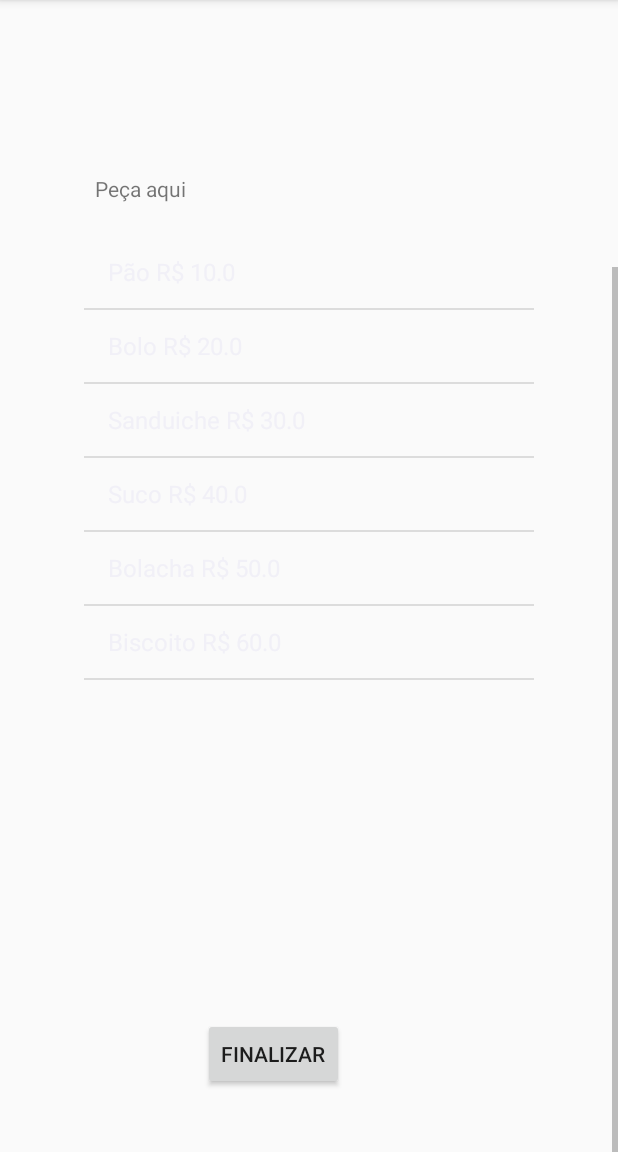
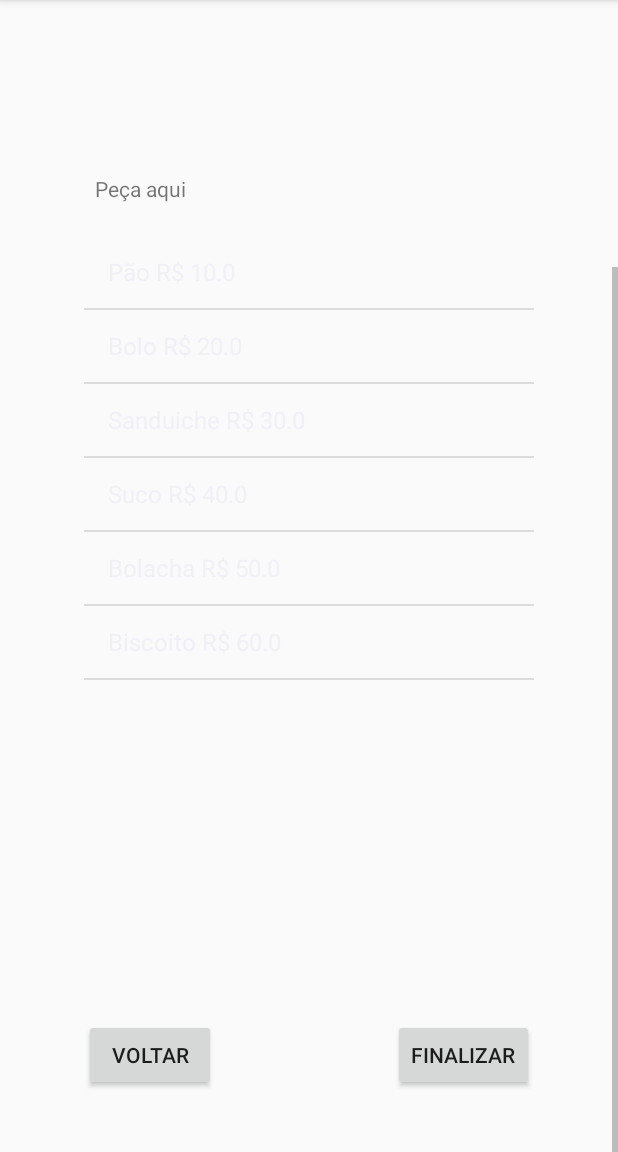
Before and after one commit to andrebriani/Cantineiros, an Android app: the Activity_Fazer_Pedido screen opened directly, with no data from a screen before it, scrolled down 232 dp, on a phone screen of 412 x 824 dp, the part 84-1236 px from its top. Run offline under Robolectric (Android 15) with nearby library versions, the phone set to English and light mode, and no system bars.

Commit message:
Falta mais uma tela agora

```diff
--- a/app/src/main/java/com/example/a10516125940/cantineiros/Controller/Activity_Fazer_Pedido.java
+++ b/app/src/main/java/com/example/a10516125940/cantineiros/Controller/Activity_Fazer_Pedido.java
@@ -1,6 +1,7 @@
 package com.example.a10516125940.cantineiros.Controller;
 
 import android.content.DialogInterface;
+import android.content.Intent;
 import android.support.v7.app.AlertDialog;
 import android.support.v7.app.AppCompatActivity;
 import android.os.Bundle;
@@ -16,6 +17,7 @@ import com.example.a10516125940.cantineiros.Model.Produto;
 import com.example.a10516125940.cantineiros.R;
 
 import java.text.DateFormat;
+import java.text.SimpleDateFormat;
 import java.util.ArrayList;
 import java.util.Date;
 
@@ -24,6 +26,7 @@ public class Activity_Fazer_Pedido extends AppCompatActivity {
     private ListView listViewPedido;
     private ListView listViewProdutos;
     private Button botaoFinalizar;
+    private Button botaoVoltar;
 
     private AlertDialog.Builder dialogoExcluir;
     private AlertDialog.Builder dialogoAdicionar;
@@ -45,6 +48,7 @@ public class Activity_Fazer_Pedido extends AppCompatActivity {
         botaoFinalizar = findViewById(R.id.botaoFinalizar);
         listViewPedido = findViewById(R.id.listViewPedido);
         listViewProdutos = findViewById(R.id.listViewProdutos);
+        botaoVoltar = findViewById(R.id.botaoVoltar);
 
         inserirProdutoNaListaViewProdutos();
         inserirProdutosNaListaViewPedido();
@@ -118,6 +122,13 @@ public class Activity_Fazer_Pedido extends AppCompatActivity {
             }
         });
 
+        botaoVoltar.setOnClickListener(new View.OnClickListener() {
+            @Override
+            public void onClick(View v) {
+                startActivity(new Intent(Activity_Fazer_Pedido.this, Activity_Comprador_Principal.class));
+            }
+        });
+
     }
 
     private void realizarPedido(){
@@ -125,8 +136,7 @@ public class Activity_Fazer_Pedido extends AppCompatActivity {
             Toast.makeText(Activity_Fazer_Pedido.this, "Selecione pelo menos" +
                     " um produto para poder fazer a reserva", Toast.LENGTH_LONG).show();
         }else{
-            Date d = new Date();
-            String data = java.text.DateFormat.getDateInstance(DateFormat.MEDIUM).format(d);
+            String data = new SimpleDateFormat("dd/MM/yyyy hh:mm:ss").format(new Date());
             Pedido p = new Pedido(data, listaProdutoDoCliente);
 
 
--- a/app/src/main/java/com/example/a10516125940/cantineiros/Model/Produto.java
+++ b/app/src/main/java/com/example/a10516125940/cantineiros/Model/Produto.java
@@ -34,9 +34,6 @@ public class Produto {
 
     @Override
     public String toString() {
-        return "Produto{" +
-                "nome='" + nome + '\'' +
-                ", preco=" + preco +
-                '}';
+        return "Produto: " + nome + ", Preço: " + preco + "\n";
     }
 }
--- a/app/src/main/res/layout/activity__fazer__pedido.xml
+++ b/app/src/main/res/layout/activity__fazer__pedido.xml
@@ -74,12 +74,19 @@
             android:id="@+id/botaoFinalizar"
             android:layout_width="wrap_content"
             android:layout_height="wrap_content"
+            android:layout_alignEnd="@+id/listViewProdutos"
+            android:layout_alignRight="@+id/listViewProdutos"
             android:layout_below="@+id/listViewProdutos"
-            android:layout_marginLeft="11dp"
-            android:layout_marginStart="11dp"
-            android:layout_marginTop="21dp"
-            android:layout_toEndOf="@+id/textView12"
-            android:layout_toRightOf="@+id/textView12"
+            android:layout_marginTop="22dp"
             android:text="Finalizar" />
+
+        <Button
+            android:id="@+id/botaoVoltar"
+            android:layout_width="wrap_content"
+            android:layout_height="wrap_content"
+            android:layout_alignLeft="@+id/listViewProdutos"
+            android:layout_alignStart="@+id/listViewProdutos"
+            android:layout_alignTop="@+id/botaoFinalizar"
+            android:text="Voltar" />
     </RelativeLayout>
 </ScrollView>
```
Also changed, not shown: app/src/main/java/com/example/a10516125940/cantineiros/Controller/Activity_Comprador_Principal.java (+43 -3 lines), app/src/main/java/com/example/a10516125940/cantineiros/Controller/ControllerCentral.java (+5 -5 lines), app/src/main/java/com/example/a10516125940/cantineiros/Controller/MainActivity.java (+4 -4 lines), app/src/main/java/com/example/a10516125940/cantineiros/Model/Pedido.java (+28 -7 lines).
